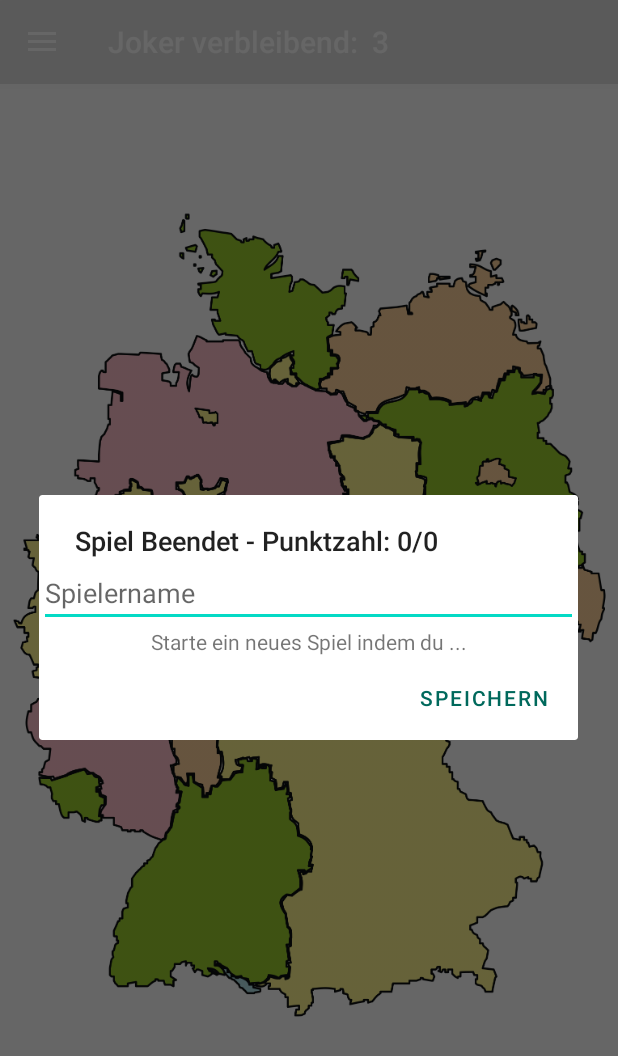
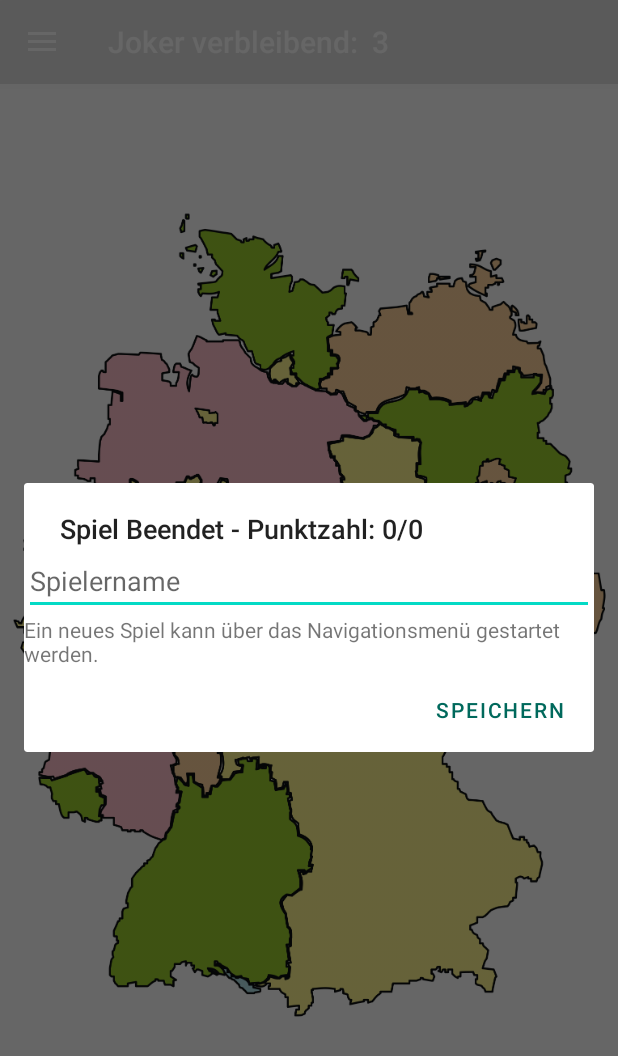
Before and after one commit to RL97/Stumme_Karte, an Android app: the screen it shows after launch (FullscreenActivity), after a tap on "Neues Spiel", on a phone screen of 412 x 824 dp. Shown: the top 1056 px of the screen. Run offline under Robolectric (Android 15) with nearby library versions, the phone set to English and light mode, and no system bars; our stand-ins replace Room's generated code; 1 statement that could not run was skipped; 1 other tap on this screen came first.

Commit message:
added most xml file comments

```diff
--- a/app/src/main/res/layout/activity_scores.xml
+++ b/app/src/main/res/layout/activity_scores.xml
@@ -5,6 +5,8 @@
     android:layout_width="match_parent"
     android:layout_height="match_parent"
     tools:context=".ScoresActivity">
+
+<!--    layout of list activity for rendering of list of highscores-->
 
     <ListView
         android:id="@+id/scoreList"
--- a/app/src/main/res/layout/dialog_score.xml
+++ b/app/src/main/res/layout/dialog_score.xml
@@ -5,11 +5,14 @@
     android:layout_width="match_parent"
     android:layout_height="match_parent">
 
+<!--    custom content of score dialogue which allows the user to enter his name -->
+<!--    and shows instructions on how to begin a new game-->
+
     <TextView
         android:id="@+id/scoreDialogTextView"
         android:layout_width="wrap_content"
         android:layout_height="wrap_content"
-        android:text="Starte ein neues Spiel indem du ..."
+        android:text="Ein neues Spiel kann über das Navigationsmenü gestartet werden."
         app:layout_constraintBottom_toBottomOf="parent"
         app:layout_constraintEnd_toEndOf="parent"
         app:layout_constraintStart_toStartOf="parent"
--- a/app/src/main/res/menu/drawer_menu.xml
+++ b/app/src/main/res/menu/drawer_menu.xml
@@ -1,5 +1,7 @@
 <?xml version="1.0" encoding="utf-8"?>
 <menu xmlns:android="http://schemas.android.com/apk/res/android">
+
+<!--    menu and its items which will be displayed in the navigation drawer-->
 
     <item
         android:id="@+id/nav_newGame"
```
